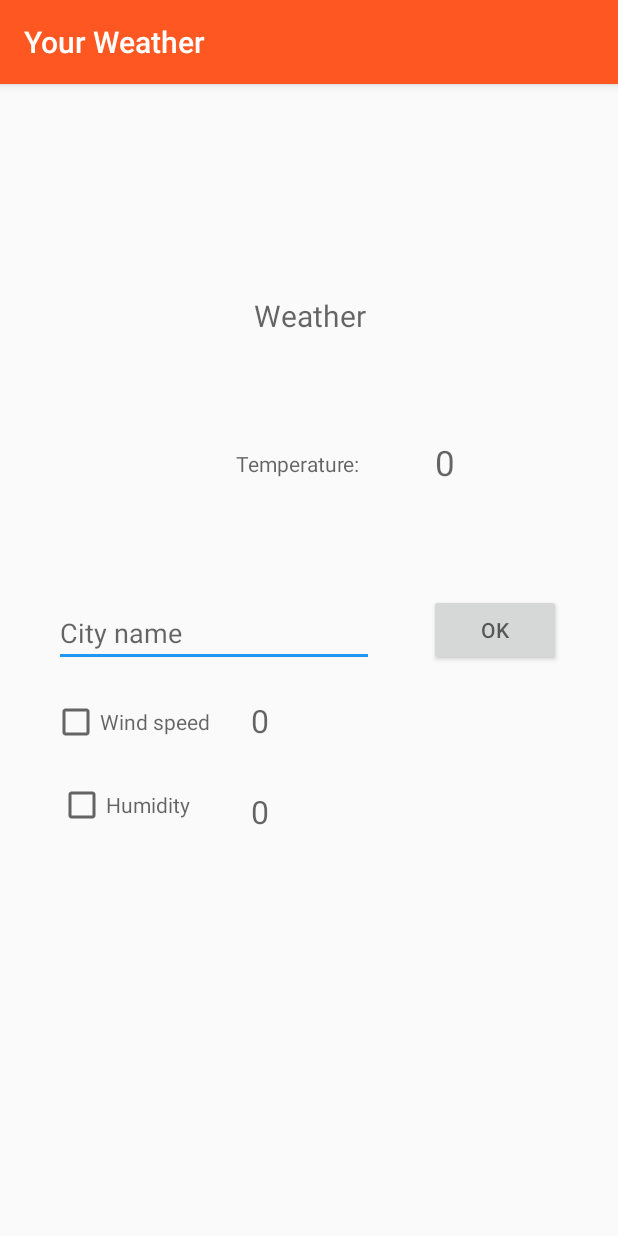
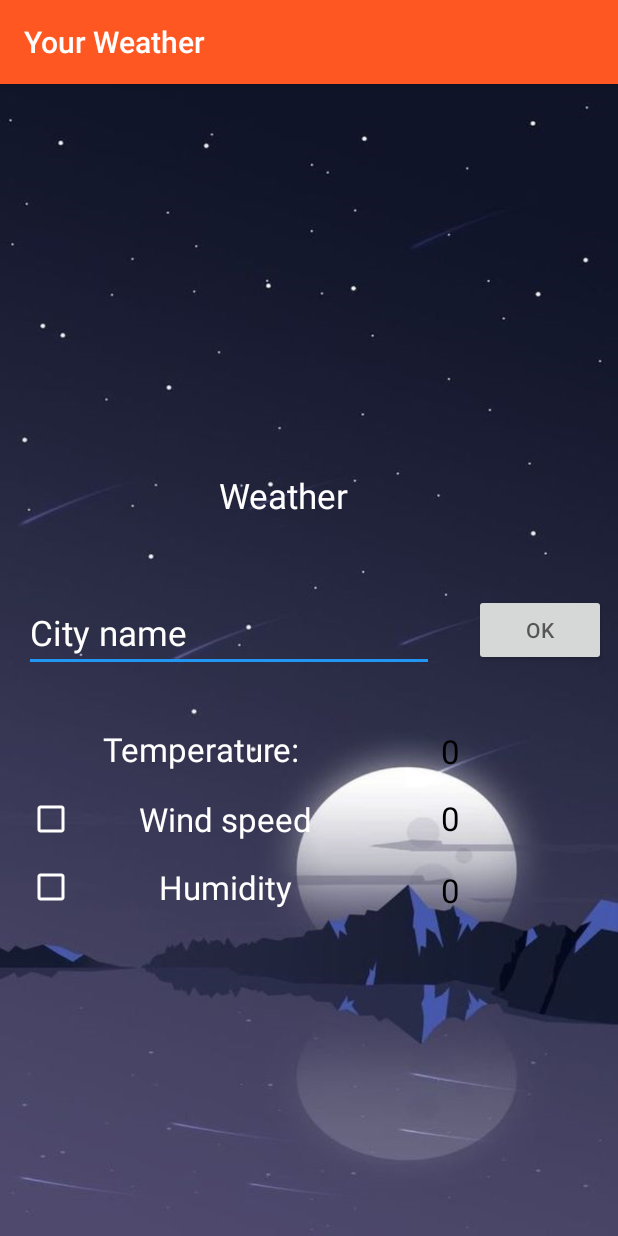
Before and after one commit to SmallBasket42/geekbrains_android1, an Android app: the screen it shows after launch (MainActivity), on a phone screen of 412 x 824 dp. Run offline under Robolectric (Android 15) with nearby library versions, the phone set to English and light mode, and no system bars.

Commit message:
Домашнеее задание к уроку 3

```diff
--- a/app/src/main/AndroidManifest.xml
+++ b/app/src/main/AndroidManifest.xml
@@ -11,7 +11,8 @@
         android:roundIcon="@mipmap/ic_launcher_round"
         android:supportsRtl="true"
         android:theme="@style/AppTheme">
-        <activity android:name=".MainActivity">
+        <activity android:name=".MainActivity"
+            android:screenOrientation="portrait">
             <intent-filter>
                 <action android:name="android.intent.action.MAIN" />
 
--- a/app/src/main/java/com/geekbrains/yourweather/MainActivity.java
+++ b/app/src/main/java/com/geekbrains/yourweather/MainActivity.java
@@ -3,27 +3,93 @@ package com.geekbrains.yourweather;
 import androidx.appcompat.app.AppCompatActivity;
 
 import android.os.Bundle;
+import android.util.Log;
 import android.view.View;
 import android.widget.Button;
 import android.widget.TextView;
+import android.widget.Toast;
+import java.util.Random;
 
-import java.util.Random;
 
 public class MainActivity extends AppCompatActivity {
     private TextView temperatureView;
     private Button okBtn;
 
-
     @Override
     protected void onCreate(Bundle savedInstanceState) {
         super.onCreate(savedInstanceState);
         setContentView(R.layout.activity_main);
-        findTemp();
+        findViews();
         setOnClickBehaviourBtn();
-
+        String instanceState;
+        if (savedInstanceState == null){
+            instanceState = "Добро пожаловать!";
+        }
+        else{
+            instanceState = "Вы вернулись!";
+        }
+        Toast.makeText(getApplicationContext(), instanceState + " ", Toast.LENGTH_SHORT).show();
     }
 
-    private void findTemp(){
+    @Override
+    protected void onStart() {
+        super.onStart();
+        Toast.makeText(getApplicationContext(), "Начали", Toast.LENGTH_SHORT).show();
+        Log.d("onStart", "App Started");
+    }
+
+    @Override
+    protected void onRestoreInstanceState(Bundle saveInstanceState){
+        super.onRestoreInstanceState(saveInstanceState);
+        Toast.makeText(getApplicationContext(), "Повторный запуск!!", Toast.LENGTH_SHORT).show();
+        Log.d("onRestoreInstanceStat", "Instance State Restored");
+    }
+
+    @Override
+    protected void onResume() {
+        super.onResume();
+        Toast.makeText(getApplicationContext(), "Вы вернулись", Toast.LENGTH_SHORT).show();
+        Log.d("onResume", "Resumed");
+    }
+
+    @Override
+    protected void onPause() {
+        super.onPause();
+        Toast.makeText(getApplicationContext(), "Пауза", Toast.LENGTH_SHORT).show();
+        Log.d("onPause", "Paused");
+    }
+
+    @Override
+    protected void onSaveInstanceState(Bundle saveInstanceState){
+        super.onSaveInstanceState(saveInstanceState);
+        Toast.makeText(getApplicationContext(), "Сохраняем", Toast.LENGTH_SHORT).show();
+        Log.d("onSaveInstanceState", "Instance State Saved");
+    }
+
+    @Override
+    protected void onStop() {
+        super.onStop();
+        Toast.makeText(getApplicationContext(), "Стоп", Toast.LENGTH_SHORT).show();
+        Log.d("onStop", "Stopped");
+    }
+
+        @Override
+        protected void onRestart() {
+            super.onRestart();
+            Toast.makeText(getApplicationContext(), "Перезапуск", Toast.LENGTH_SHORT).show();
+            Log.d("onRestart", "Restarted");
+        }
+
+        @Override
+        protected void onDestroy() {
+            super.onDestroy();
+            Toast.makeText(getApplicationContext(), "Конец", Toast.LENGTH_SHORT).show();
+            Log.d("onDestroy", "Destroyed");
+        }
+
+
+
+    private void findViews(){
         temperatureView = findViewById(R.id.view_temperature);
         okBtn = findViewById(R.id.ok_button);
     }
@@ -31,15 +97,16 @@ public class MainActivity extends AppCompatActivity {
         okBtn.setOnClickListener(new View.OnClickListener() {
             @Override
             public void onClick(View view) {
-                Random randInt = new Random();
-                int randomTemp = randInt.nextInt(60);
+                    Toast.makeText(getApplicationContext(), "Вангую", Toast.LENGTH_SHORT).show();
+                    Random randInt = new Random();
+                    int randomTemp = randInt.nextInt(60);
+                    String getTemp = Integer.toString(randomTemp);
+                    int getTempEquals = !getTemp.equals(" ")?Integer.parseInt(getTemp) : 0;
+                    int parseTemp = Integer.parseInt(getTemp);
+                    String newRandom = String.valueOf(++randomTemp);
+                    temperatureView.setText(newRandom);
+            }
 
-                int getTemp = Integer.parseInt(temperatureView.getText().toString());
-                String newRandom = String.valueOf(++randomTemp);
-
-                temperatureView.setText(newRandom);
-
-            }
         });
     }
 
--- a/app/src/main/res/layout/activity_main.xml
+++ b/app/src/main/res/layout/activity_main.xml
@@ -5,18 +5,18 @@
     android:layout_width="match_parent"
     android:layout_height="match_parent"
     android:visibility="visible"
-    tools:context=".MainActivity">
+    tools:context=".MainActivity"
+    android:background="@drawable/background">
 
     <Button
         android:id="@+id/ok_button"
         android:layout_width="wrap_content"
         android:layout_height="wrap_content"
-        android:hint="@string/button_text"
-        android:textColor="#3F51B5"
+        android:layout_marginEnd="8dp"
+        android:hint="@string/ok_button"
+        android:textColor="#FFFFFF"
         app:layout_constraintBottom_toBottomOf="parent"
         app:layout_constraintEnd_toEndOf="parent"
-        app:layout_constraintHorizontal_bias="0.493"
-        app:layout_constraintStart_toEndOf="@+id/editTextTextPersonName"
         app:layout_constraintTop_toTopOf="parent"
         app:layout_constraintVertical_bias="0.472" />
 
@@ -24,45 +24,21 @@
         android:id="@+id/editTextTextPersonName"
         android:layout_width="wrap_content"
         android:layout_height="wrap_content"
-        android:layout_marginStart="36dp"
         android:autofillHints=""
         android:ems="10"
         android:hint="@string/enter_text"
         android:inputType="textPersonName"
-        android:textColor="#4CAF50"
+        android:textColor="#FFFFFF"
+        android:textColorHint="@color/enter_text"
+        android:textSize="23sp"
+        android:visibility="visible"
         app:layout_constraintBottom_toBottomOf="parent"
+        app:layout_constraintEnd_toEndOf="@+id/ok_button"
+        app:layout_constraintHorizontal_bias="0.12"
         app:layout_constraintStart_toStartOf="parent"
         app:layout_constraintTop_toTopOf="parent"
-        app:layout_constraintVertical_bias="0.475" />
-
-    <CheckBox
-        android:id="@+id/wind_speed"
-        android:layout_width="wrap_content"
-        android:layout_height="wrap_content"
-        android:layout_marginTop="20dp"
-        android:gravity="center"
-        android:textColor="@color/colorPrimary"
-        android:hint="@string/wind_speed"
-        app:layout_constraintBottom_toBottomOf="parent"
-        app:layout_constraintEnd_toEndOf="parent"
-        app:layout_constraintHorizontal_bias="0.114"
-        app:layout_constraintStart_toStartOf="parent"
-        app:layout_constraintTop_toBottomOf="@+id/editTextTextPersonName"
-        app:layout_constraintVertical_bias="0.003" />
-
-    <CheckBox
-        android:id="@+id/humidity"
-        android:layout_width="wrap_content"
-        android:layout_height="wrap_content"
-        android:gravity="center"
-        android:textColor="@color/colorPrimary"
-        android:hint="@string/humidity"
-        app:layout_constraintBottom_toBottomOf="parent"
-        app:layout_constraintEnd_toEndOf="parent"
-        app:layout_constraintHorizontal_bias="0.119"
-        app:layout_constraintStart_toStartOf="parent"
-        app:layout_constraintTop_toBottomOf="@+id/wind_speed"
-        app:layout_constraintVertical_bias="0.08" />
+        app:layout_constraintVertical_bias="0.475"
+        tools:visibility="visible" />
 
     <TextView
         android:id="@+id/textView"
@@ -70,69 +46,116 @@
         android:layout_height="45dp"
         android:gravity="center"
         android:hint="@string/textview_weather"
-        android:textSize="20sp"
-        app:layout_constraintBottom_toTopOf="@+id/editTextTextPersonName"
+        android:textColor="#FFFFFF"
+        android:textColorHint="@color/textview_weather"
+        android:textSize="23sp"
+        app:layout_constraintBottom_toTopOf="@+id/text_temperature"
         app:layout_constraintEnd_toEndOf="parent"
+        app:layout_constraintHorizontal_bias="0.442"
         app:layout_constraintStart_toStartOf="parent"
         app:layout_constraintTop_toTopOf="parent"
-        app:layout_constraintVertical_bias="0.444" />
+        app:layout_constraintVertical_bias="0.67" />
 
     <TextView
         android:id="@+id/text_temperature"
-        android:layout_width="101dp"
-        android:layout_height="43dp"
+        android:layout_width="232dp"
+        android:layout_height="44dp"
         android:gravity="center"
         android:hint="@string/text_temperature"
-        app:layout_constraintBottom_toTopOf="@+id/editTextTextPersonName"
+        android:textColor="#FFFFFF"
+        android:textDirection="ltr"
+        android:textColorHint="@color/textview_weather"
+        android:textSize="22sp"
+        app:layout_constraintBottom_toBottomOf="parent"
         app:layout_constraintEnd_toStartOf="@+id/view_temperature"
-        app:layout_constraintHorizontal_bias="0.901"
+        app:layout_constraintHorizontal_bias="0.5"
         app:layout_constraintStart_toStartOf="parent"
-        app:layout_constraintTop_toBottomOf="@+id/textView"
-        app:layout_constraintVertical_bias="0.44" />
+        app:layout_constraintTop_toTopOf="parent"
+        app:layout_constraintVertical_bias="0.582" />
 
     <TextView
         android:id="@+id/view_temperature"
         android:layout_width="64dp"
         android:layout_height="43dp"
+        android:layout_marginEnd="80dp"
         android:gravity="center"
         android:hint="@string/view_temperature"
-        android:textSize="23sp"
-        android:textColor="#CD070D"
-        app:layout_constraintBottom_toTopOf="@+id/ok_button"
+        android:textColor="@android:color/black"
+        android:textColorHint="@android:color/black"
+        android:textSize="22sp"
+        app:layout_constraintBottom_toBottomOf="parent"
         app:layout_constraintEnd_toEndOf="parent"
-        app:layout_constraintHorizontal_bias="0.76"
+        app:layout_constraintTop_toTopOf="parent"
+        app:layout_constraintVertical_bias="0.584" />
+
+    <TextView
+        android:id="@+id/view_humidity"
+        android:layout_width="64dp"
+        android:layout_height="43dp"
+        android:layout_marginEnd="80dp"
+        android:gravity="center"
+        android:hint="@string/view_humidity"
+        android:textColor="@android:color/black"
+        android:textColorHint="@android:color/black"
+        android:textSize="22sp"
+        app:layout_constraintBottom_toBottomOf="parent"
+        app:layout_constraintEnd_toEndOf="parent"
+        app:layout_constraintTop_toTopOf="parent"
+        app:layout_constraintVertical_bias="0.712" />
+
+    <CheckBox
+        android:id="@+id/wind_speed"
+        android:layout_width="232dp"
+        android:layout_height="44dp"
+        android:buttonTint="#FFFFFF"
+        android:drawingCacheQuality="auto"
+        android:gravity="center"
+        android:hint="@string/wind_speed"
+        android:textAlignment="gravity"
+        android:textDirection="ltr"
+        android:textColor="#FFFFFF"
+        android:textColorHint="@color/wind_speed"
+        android:textColorLink="@color/colorAccent"
+        android:textSize="22sp"
+        app:layout_constraintBottom_toBottomOf="parent"
+        app:layout_constraintEnd_toStartOf="@+id/view_windspeed"
+        app:layout_constraintHorizontal_bias="0.5"
         app:layout_constraintStart_toStartOf="parent"
         app:layout_constraintTop_toTopOf="parent"
-        app:layout_constraintVertical_bias="0.778" />
+        app:layout_constraintVertical_bias="0.646" />
 
     <TextView
         android:id="@+id/view_windspeed"
-        android:layout_width="wrap_content"
-        android:layout_height="wrap_content"
+        android:layout_width="64dp"
+        android:layout_height="43dp"
+        android:layout_marginEnd="80dp"
         android:gravity="center"
         android:hint="@string/view_windspeed"
-        android:textColor="@color/colorPrimaryDark"
-        android:textSize="21sp"
+        android:textColor="@android:color/black"
+        android:textColorHint="@android:color/black"
+        android:textSize="22sp"
         app:layout_constraintBottom_toBottomOf="parent"
         app:layout_constraintEnd_toEndOf="parent"
-        app:layout_constraintHorizontal_bias="0.418"
+        app:layout_constraintTop_toTopOf="parent"
+        app:layout_constraintVertical_bias="0.646" />
+
+    <CheckBox
+        android:id="@+id/humidity"
+        android:layout_width="232dp"
+        android:layout_height="44dp"
+        android:buttonTint="#FFFFFF"
+        android:gravity="center"
+        android:hint="@string/humidity"
+        android:textDirection="ltr"
+        android:textColor="#FFFFFF"
+        android:textColorHint="@color/humidity"
+        android:textColorLink="@color/colorAccent"
+        android:textSize="22sp"
+        app:layout_constraintBottom_toBottomOf="parent"
+        app:layout_constraintEnd_toStartOf="@+id/view_humidity"
+        app:layout_constraintHorizontal_bias="0.5"
         app:layout_constraintStart_toStartOf="parent"
-        app:layout_constraintTop_toBottomOf="@+id/view_humidity"
-        app:layout_constraintVertical_bias="0.106" />
-
-    <TextView
-        android:id="@+id/view_humidity"
-        android:layout_width="wrap_content"
-        android:layout_height="wrap_content"
-        android:gravity="center"
-        android:hint="@string/view_humidity"
-        android:textColor="@color/colorPrimaryDark"
-        android:textSize="21sp"
-        app:layout_constraintBottom_toBottomOf="parent"
-        app:layout_constraintEnd_toEndOf="parent"
-        app:layout_constraintHorizontal_bias="0.104"
-        app:layout_constraintStart_toEndOf="@+id/wind_speed"
-        app:layout_constraintTop_toBottomOf="@+id/ok_button"
-        app:layout_constraintVertical_bias="0.063" />
+        app:layout_constraintTop_toBottomOf="@+id/wind_speed"
+        app:layout_constraintVertical_bias="0.005" />
 
 </androidx.constraintlayout.widget.ConstraintLayout>
--- a/app/src/main/res/layout/layout1.xml
+++ b/app/src/main/res/layout/background.xml
@@ -5,18 +5,21 @@
     android:layout_width="match_parent"
     android:layout_height="match_parent"
     android:visibility="visible"
-    tools:visibility="visible">
+    tools:visibility="visible"
+    android:background="@drawable/background">
 
     <ImageView
         android:id="@+id/imageView"
         android:layout_width="wrap_content"
         android:layout_height="wrap_content"
-        android:contentDescription="@string/pic1"
-        tools:visibility="visible"
+        android:contentDescription="@string/background"
+        android:src="@drawable/background"
+        android:scaleType="fitXY"
         android:visibility="visible"
         app:layout_constraintEnd_toEndOf="parent"
         app:layout_constraintStart_toStartOf="parent"
         app:layout_constraintTop_toTopOf="parent"
-        app:srcCompat="@drawable/pic1"
-        tools:srcCompact="@drawable/pic1" />
+        app:srcCompat="@drawable/background"
+        tools:srcCompact="@drawable/background"
+        tools:visibility="visible" />
 </androidx.constraintlayout.widget.ConstraintLayout>
--- a/app/src/main/res/values/colors.xml
+++ b/app/src/main/res/values/colors.xml
@@ -3,4 +3,12 @@
     <color name="colorPrimary">#FF5722</color>
     <color name="colorPrimaryDark">#4CAF50</color>
     <color name="colorAccent">#2196F3</color>
+    <color name="ok_button">#FFFFFF</color>
+    <color name="enter_text">#FFFFFF</color>
+    <color name="textview_weather">#FFFFFF</color>
+    <color name="view_temperature">#FF0000</color>
+    <color name="view_humidity">#FF0000</color>
+    <color name="wind_speed">#FFFFFF</color>
+    <color name="view_windspeed">#FF0000</color>
+    <color name="humidity">#FFFFFF</color>
 </resources>
--- a/app/src/main/res/values/strings.xml
+++ b/app/src/main/res/values/strings.xml
@@ -1,13 +1,13 @@
 <resources>
     <string name="app_name">Your Weather</string>
     <string name="app_is_not_ready_yet" translatable="false">App is not ready yet</string>
-    <string name="button_text">OK</string>
+    <string name="ok_button" translatable="false">OK</string>
     <string name="enter_text">City name</string>
     <string name="image_view" translatable="false">TODO</string>
     <string name="wind_speed">Wind speed</string>
     <string name="humidity">Humidity</string>
     <string name="textview_weather">Weather</string>
-    <string name="pic1" translatable="false">picture</string>
+    <string name="background" translatable="false">background</string>
     <string name="text_temperature">Temperature:  </string>
     <string name="view_temperature" translatable="false">0</string>
     <string name="view_windspeed" translatable="false">0</string>
```
Also changed, not shown: app/src/main/res/drawable/background.png (renamed from app/src/main/res/drawable/pic1.png), 3 other files.
